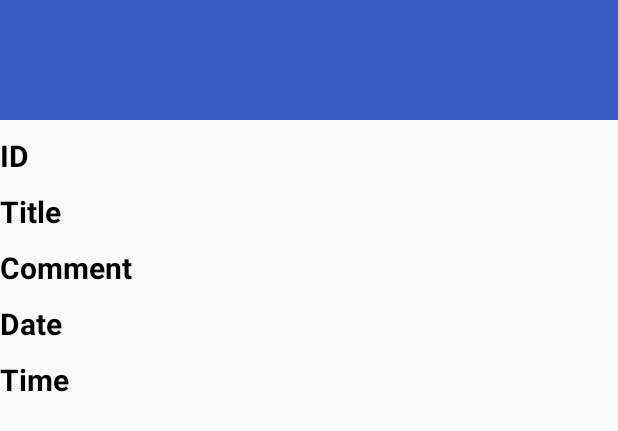
After one commit to Chrisdamia99/CalendarCapital, an Android app: the layout show_event_from_listview.xml on its own in the app's theme, with its tools: preview values and no code run, on a phone screen of 412 x 824 dp. The commit adds this screen. Shown: the top 431 px of the screen. Run offline under Robolectric (Android 15) with nearby library versions, the phone set to English and light mode, and no system bars.

Commit message:
fixed add event, fixed date and time Change time fixed Change date fixed public id column EventEdit fixed saveEventAction

```diff
--- a/app/src/main/java/com/example/calendarcapital/Event.java
+++ b/app/src/main/java/com/example/calendarcapital/Event.java
@@ -1,6 +1,7 @@
 package com.example.calendarcapital;
 
 import android.content.Context;
+import android.content.Intent;
 import android.database.Cursor;
 import android.provider.CalendarContract;
 import android.widget.Toast;
@@ -53,10 +54,13 @@ public class Event {
     private LocalTime time;
 
     public Event(String id,String name,String comment, LocalDate date, LocalTime time) {
+        this.id=id;
         this.comment = comment;
         this.name = name;
         this.date = date;
         this.time = time;
+
+
 
     }
 
--- a/app/src/main/java/com/example/calendarcapital/EventAdapter.java
+++ b/app/src/main/java/com/example/calendarcapital/EventAdapter.java
@@ -20,6 +20,8 @@ public class EventAdapter extends ArrayAdapter<Event> {
 
     }
 
+
+
     @NonNull
     @Override
     public View getView(int position, @Nullable View convertView, @NonNull ViewGroup parent) {
@@ -32,6 +34,8 @@ public class EventAdapter extends ArrayAdapter<Event> {
 
         String eventTitle = CalendarUtils.formattedTime(event.getTime())+ "\n" + event.getName() +  "\n" + event.getComment();
         eventCellTV.setText(eventTitle);
+
+
         return convertView;
     }
 
--- a/app/src/main/java/com/example/calendarcapital/MenuScheduleAllEvents.java
+++ b/app/src/main/java/com/example/calendarcapital/MenuScheduleAllEvents.java
@@ -18,6 +18,8 @@ import android.widget.RadioButton;
 
 import com.google.android.material.floatingactionbutton.FloatingActionButton;
 import com.google.android.material.navigation.NavigationView;
+
+import kotlinx.coroutines.scheduling.Task;
 
 public class MenuScheduleAllEvents extends AppCompatActivity implements  NavigationView.OnNavigationItemSelectedListener {
 
@@ -78,8 +80,9 @@ public class MenuScheduleAllEvents extends AppCompatActivity implements  Navigat
                 Object listItem = MenuSceduleEventListView.getItemAtPosition(position).toString();
 
 
+
                 AlertDialog.Builder builder = new AlertDialog.Builder(MenuScheduleAllEvents.this);
-                builder.setMessage(listItem.toString()).setPositiveButton("Edit", new DialogInterface.OnClickListener() {
+                builder.setMessage(listItem.toString()).setPositiveButton("Delete", new DialogInterface.OnClickListener() {
                     @Override
                     public void onClick(DialogInterface dialog, int which) {
 
--- a/app/src/main/java/com/example/calendarcapital/MyDatabaseHelper.java
+++ b/app/src/main/java/com/example/calendarcapital/MyDatabaseHelper.java
@@ -72,6 +72,8 @@ MyDatabaseHelper(@Nullable Context context)
         }
     }
 
+
+
     Cursor readAllData(){
         String query = "SELECT * FROM " + TABLE_NAME;
         SQLiteDatabase db = this.getReadableDatabase();
--- /dev/null
+++ b/app/src/main/res/layout/show_event_from_listview.xml
@@ -0,0 +1,72 @@
+<?xml version="1.0" encoding="utf-8"?>
+<LinearLayout xmlns:android="http://schemas.android.com/apk/res/android"
+    android:layout_width="match_parent"
+    android:orientation="vertical"
+
+    android:id="@+id/lin_lv_dialog_layout"
+    android:layout_height="wrap_content">
+
+    <LinearLayout
+        android:layout_width="match_parent"
+        android:layout_height="80dp"
+
+        android:background="@color/blue"
+      />
+    <TextView
+        android:layout_width="wrap_content"
+        android:layout_height="wrap_content"
+        android:id="@+id/id_lv_tv"
+        android:textColor="@color/black"
+        android:text="ID"
+        android:layout_marginTop="10dp"
+        android:textStyle="bold"
+        android:textSize="20sp"/>
+
+    <TextView
+        android:layout_width="wrap_content"
+        android:layout_height="wrap_content"
+        android:id="@+id/title_lv_tv"
+        android:textColor="@color/black"
+        android:text="Title"
+        android:layout_marginTop="10dp"
+
+        android:textStyle="bold"
+        android:textSize="20sp"
+        />
+    <TextView
+        android:layout_width="wrap_content"
+        android:layout_height="wrap_content"
+        android:id="@+id/comment_lv_tv"
+        android:textColor="@color/black"
+        android:text="Comment"
+        android:layout_marginTop="10dp"
+
+        android:textStyle="bold"
+        android:textSize="20sp"
+        />
+
+        />
+    <TextView
+        android:layout_width="wrap_content"
+        android:layout_height="wrap_content"
+        android:id="@+id/date_lv_tv"
+        android:textColor="@color/black"
+        android:text="Date"
+        android:layout_marginTop="10dp"
+
+        android:textStyle="bold"
+        android:textSize="20sp"
+        />
+    <TextView
+        android:layout_width="wrap_content"
+        android:layout_height="wrap_content"
+        android:id="@+id/time_lv_tv"
+        android:textColor="@color/black"
+        android:text="Time"
+        android:layout_marginTop="10dp"
+
+        android:textStyle="bold"
+        android:textSize="20sp"
+        />
+
+</LinearLayout>
```
Also changed, not shown: app/src/main/java/com/example/calendarcapital/AllEventsList.java (+10 -0 lines), app/src/main/java/com/example/calendarcapital/EventCursorAdapter.java (added, +45 -0 lines), app/src/main/java/com/example/calendarcapital/HourAdapter.java (+10 -1 lines), app/src/main/java/com/example/calendarcapital/MainActivity.java (+56 -36 lines).
